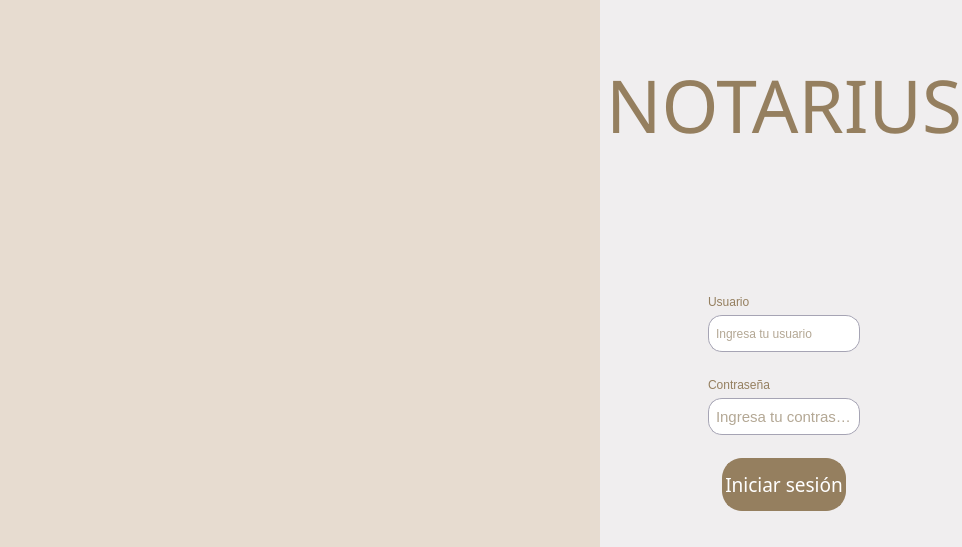
andreadh01/Notarius, file ui/login.ui: the form before one commit.
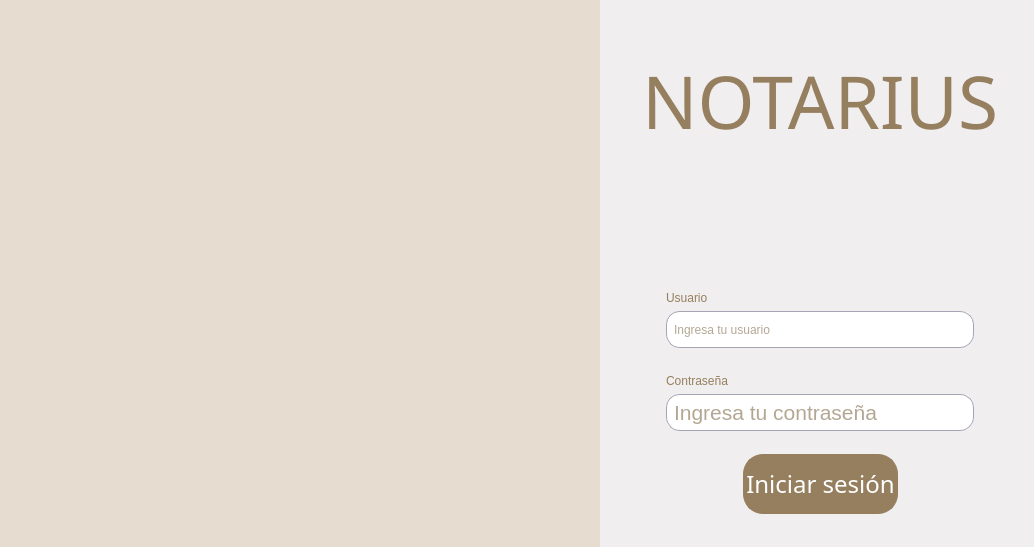
The form after the commit. Icons and pictures are not drawn.

Commit message: botones más grandes en ui de login

Diff of the .ui file:
```diff
--- a/ui/login.ui
+++ b/ui/login.ui
@@ -6,7 +6,7 @@
    <rect>
     <x>0</x>
     <y>0</y>
-    <width>962</width>
+    <width>1034</width>
     <height>547</height>
    </rect>
   </property>
@@ -175,25 +175,116 @@
        </item>
        <item>
         <layout class="QGridLayout" name="gridLayout">
-         <item row="1" column="2">
-          <spacer name="horizontalSpacer_3">
+         <item row="0" column="3">
+          <widget class="QLabel" name="label_2">
+           <property name="styleSheet">
+            <string notr="true">QLabel {
+	font: 20pt &quot;Arial Rounded MT Bold&quot;;
+	color: rgba(149, 127, 95, 1);
+}</string>
+           </property>
+           <property name="text">
+            <string>Usuario</string>
+           </property>
+          </widget>
+         </item>
+         <item row="3" column="3">
+          <widget class="QLabel" name="label_4">
+           <property name="styleSheet">
+            <string notr="true">QLabel {
+	font: 20pt &quot;Arial Rounded MT Bold&quot;;
+	color: rgba(149, 127, 95, 1);
+}</string>
+           </property>
+           <property name="text">
+            <string>Contraseña</string>
+           </property>
+          </widget>
+         </item>
+         <item row="2" column="2">
+          <spacer name="verticalSpacer_13">
            <property name="orientation">
-            <enum>Qt::Horizontal</enum>
+            <enum>Qt::Vertical</enum>
            </property>
            <property name="sizeHint" stdset="0">
             <size>
-             <width>40</width>
-             <height>20</height>
+             <width>20</width>
+             <height>40</height>
             </size>
            </property>
           </spacer>
          </item>
-         <item row="4" column="1">
+         <item row="2" column="4">
+          <spacer name="verticalSpacer_14">
+           <property name="orientation">
+            <enum>Qt::Vertical</enum>
+           </property>
+           <property name="sizeHint" stdset="0">
+            <size>
+             <width>20</width>
+             <height>40</height>
+            </size>
+           </property>
+          </spacer>
+         </item>
+         <item row="2" column="5">
+          <spacer name="verticalSpacer_12">
+           <property name="orientation">
+            <enum>Qt::Vertical</enum>
+           </property>
+           <property name="sizeHint" stdset="0">
+            <size>
+             <width>20</width>
+             <height>40</height>
+            </size>
+           </property>
+          </spacer>
+         </item>
+         <item row="2" column="6">
+          <spacer name="verticalSpacer_9">
+           <property name="orientation">
+            <enum>Qt::Vertical</enum>
+           </property>
+           <property name="sizeHint" stdset="0">
+            <size>
+             <width>20</width>
+             <height>40</height>
+            </size>
+           </property>
+          </spacer>
+         </item>
+         <item row="2" column="1">
+          <spacer name="verticalSpacer_11">
+           <property name="orientation">
+            <enum>Qt::Vertical</enum>
+           </property>
+           <property name="sizeHint" stdset="0">
+            <size>
+             <width>20</width>
+             <height>40</height>
+            </size>
+           </property>
+          </spacer>
+         </item>
+         <item row="2" column="0">
+          <spacer name="verticalSpacer_10">
+           <property name="orientation">
+            <enum>Qt::Vertical</enum>
+           </property>
+           <property name="sizeHint" stdset="0">
+            <size>
+             <width>20</width>
+             <height>40</height>
+            </size>
+           </property>
+          </spacer>
+         </item>
+         <item row="4" column="3">
           <widget class="QLineEdit" name="passwordfield">
            <property name="font">
             <font>
              <family>Segoe UI</family>
-             <pointsize>11</pointsize>
+             <pointsize>16</pointsize>
              <weight>50</weight>
              <italic>false</italic>
              <bold>false</bold>
@@ -218,7 +309,7 @@
            </property>
           </widget>
          </item>
-         <item row="2" column="1">
+         <item row="2" column="3">
           <spacer name="horizontalSpacer_6">
            <property name="orientation">
             <enum>Qt::Horizontal</enum>
@@ -231,7 +322,7 @@
            </property>
           </spacer>
          </item>
-         <item row="1" column="1">
+         <item row="1" column="3">
           <widget class="QLineEdit" name="user">
            <property name="minimumSize">
             <size>
@@ -258,97 +349,6 @@
            </property>
           </widget>
          </item>
-         <item row="2" column="0">
-          <spacer name="horizontalSpacer_5">
-           <property name="orientation">
-            <enum>Qt::Horizontal</enum>
-           </property>
-           <property name="sizeHint" stdset="0">
-            <size>
-             <width>40</width>
-             <height>20</height>
-            </size>
-           </property>
-          </spacer>
-         </item>
-         <item row="1" column="0">
-          <spacer name="horizontalSpacer">
-           <property name="orientation">
-            <enum>Qt::Horizontal</enum>
-           </property>
-           <property name="sizeHint" stdset="0">
-            <size>
-             <width>40</width>
-             <height>20</height>
-            </size>
-           </property>
-          </spacer>
-         </item>
-         <item row="2" column="2">
-          <spacer name="horizontalSpacer_7">
-           <property name="orientation">
-            <enum>Qt::Horizontal</enum>
-           </property>
-           <property name="sizeHint" stdset="0">
-            <size>
-             <width>40</width>
-             <height>20</height>
-            </size>
-           </property>
-          </spacer>
-         </item>
-         <item row="4" column="2">
-          <spacer name="horizontalSpacer_4">
-           <property name="orientation">
-            <enum>Qt::Horizontal</enum>
-           </property>
-           <property name="sizeHint" stdset="0">
-            <size>
-             <width>40</width>
-             <height>20</height>
-            </size>
-           </property>
-          </spacer>
-         </item>
-         <item row="4" column="0">
-          <spacer name="horizontalSpacer_2">
-           <property name="orientation">
-            <enum>Qt::Horizontal</enum>
-           </property>
-           <property name="sizeHint" stdset="0">
-            <size>
-             <width>40</width>
-             <height>20</height>
-            </size>
-           </property>
-          </spacer>
-         </item>
-         <item row="0" column="1">
-          <widget class="QLabel" name="label_2">
-           <property name="styleSheet">
-            <string notr="true">QLabel {
-	font: 14pt &quot;Arial Rounded MT Bold&quot;;
-	color: rgba(149, 127, 95, 1);
-}</string>
-           </property>
-           <property name="text">
-            <string>Usuario</string>
-           </property>
-          </widget>
-         </item>
-         <item row="3" column="1">
-          <widget class="QLabel" name="label_4">
-           <property name="styleSheet">
-            <string notr="true">QLabel {
-	font: 14pt &quot;Arial Rounded MT Bold&quot;;
-	color: rgba(149, 127, 95, 1);
-}</string>
-           </property>
-           <property name="text">
-            <string>Contraseña</string>
-           </property>
-          </widget>
-         </item>
         </layout>
        </item>
        <item>
@@ -390,7 +390,7 @@
            <property name="font">
             <font>
              <family>Arial Rounded MT Bold</family>
-             <pointsize>14</pointsize>
+             <pointsize>18</pointsize>
              <weight>50</weight>
              <italic>false</italic>
              <bold>false</bold>
```
Left out of the diff: 6 changed lines with no effect on the pictures.
